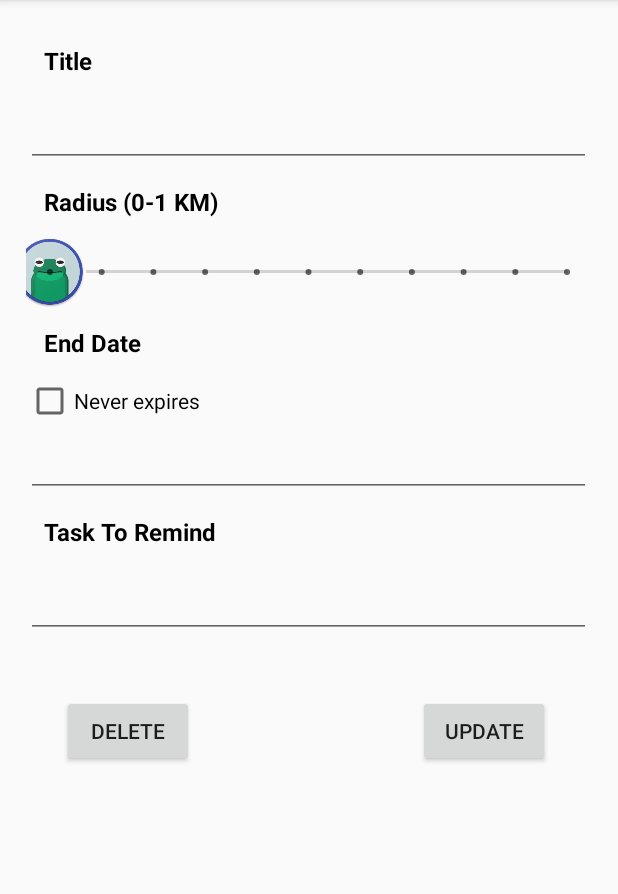
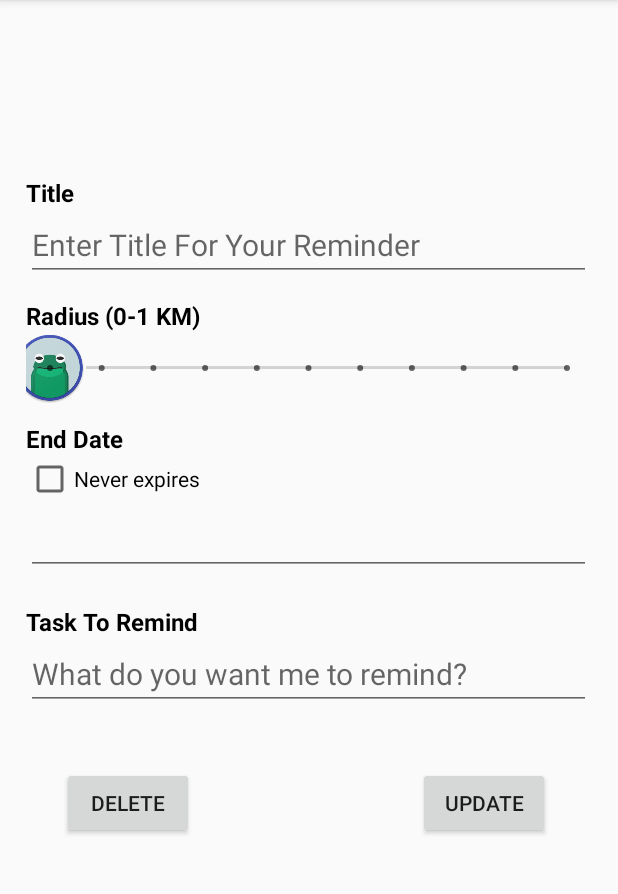
Before and after one commit to theflyingmachine/LeapFrog, an Android app: the ManageTask screen opened directly, with no data from a screen before it, on a phone screen of 412 x 824 dp, the part 84-978 px from its top. Run offline under Robolectric (Android 15) with nearby library versions, the phone set to English and light mode, and no system bars; 3 statements that could not run were skipped.

Commit message:
Address display added to Manage Task

```diff
--- a/app/src/main/java/com/ericabraham/leapfrog/Database/locationDatabase.java
+++ b/app/src/main/java/com/ericabraham/leapfrog/Database/locationDatabase.java
@@ -269,6 +269,8 @@ public class locationDatabase extends SQLiteOpenHelper {
             myTask[1] = cursor.getString(cursor.getColumnIndex(COLUMN_NAME_DATE));
             myTask[2] = cursor.getString(cursor.getColumnIndex(COLUMN_NAME_TODO));
             myTask[3] = cursor.getString(cursor.getColumnIndex(COLUMN_NAME_ID));
+            myTask[4] = cursor.getString(cursor.getColumnIndex(COLUMN_NAME_ADDRESS));
+            myTask[5] = cursor.getString(cursor.getColumnIndex(COLUMN_NAME_NAME));
         }
         cursor.close();
         return myTask;
--- a/app/src/main/java/com/ericabraham/leapfrog/Ui/ManageTask.java
+++ b/app/src/main/java/com/ericabraham/leapfrog/Ui/ManageTask.java
@@ -75,7 +75,8 @@ public class ManageTask extends AppCompatActivity {
 
 
         final locationDatabase db = new locationDatabase(this);
-
+        final TextView address = findViewById(R.id.address);
+        final TextView addressTitle = findViewById(R.id.addressTitle);
         final TextView title = findViewById(R.id.title_edittext);
         final SeekBar radius = findViewById(R.id.seekBar);
         final TextView date = findViewById(R.id.date);
@@ -86,6 +87,8 @@ public class ManageTask extends AppCompatActivity {
         String[] taskData = db.displayTask(id);
         int raduisData = db.displayRadius(id);
 
+        addressTitle.setText(taskData[5]);
+        address.setText(taskData[4]);
         title.setText(taskData[0]);
         radius.setProgress(raduisData);
         date.setText(taskData[1]);
--- a/app/src/main/res/layout/activity_manage_task.xml
+++ b/app/src/main/res/layout/activity_manage_task.xml
@@ -32,11 +32,31 @@
                 android:padding="15dp">
 
                 <TextView
-                    android:id="@+id/title_textview"
+                    android:id="@+id/addressTitle"
+                    android:layout_width="wrap_content"
+                    android:layout_height="wrap_content"
+                    android:layout_marginTop="12dp"
+                    android:text="Address Title"
+                    android:textColor="#000"
+                    android:textSize="@dimen/abc_action_bar_content_inset_material"
+                    android:textStyle="bold" />
+
+
+                <TextView
+                    android:id="@+id/address"
                     android:layout_width="wrap_content"
                     android:layout_height="wrap_content"
                     android:layout_margin="12dp"
                     android:layout_marginTop="12dp"
+                    android:text="Address"
+                    android:textColor="#000"
+                    android:textSize="@dimen/abc_action_bar_content_inset_material" />
+
+                <TextView
+                    android:id="@+id/title_textview"
+                    android:layout_width="wrap_content"
+                    android:layout_height="wrap_content"
+                    android:layout_marginTop="20dp"
                     android:text="Title"
                     android:textColor="#000"
                     android:textSize="@dimen/abc_action_bar_content_inset_material"
@@ -46,7 +66,7 @@
                     android:id="@+id/title_edittext"
                     android:layout_width="match_parent"
                     android:layout_height="wrap_content"
-                    android:contentDescription="Enter title for your reminder"
+                    android:hint="Enter Title For Your Reminder"
                     android:inputType="textAutoCorrect"
                     android:textSize="20sp" />
 
@@ -54,7 +74,6 @@
                     android:id="@+id/place_name_textview"
                     android:layout_width="wrap_content"
                     android:layout_height="wrap_content"
-                    android:layout_margin="12dp"
                     android:layout_marginTop="12dp"
                     android:text="Radius (0-1 KM)"
                     android:textColor="#000"
@@ -75,7 +94,6 @@
                     android:id="@+id/datetitle"
                     android:layout_width="wrap_content"
                     android:layout_height="wrap_content"
-                    android:layout_margin="12dp"
                     android:layout_marginTop="12dp"
                     android:text="End Date"
                     android:textColor="#000"
@@ -101,8 +119,7 @@
                     android:id="@+id/place_address_textview"
                     android:layout_width="wrap_content"
                     android:layout_height="wrap_content"
-                    android:layout_margin="12dp"
-                    android:layout_marginTop="12dp"
+                    android:layout_marginTop="20dp"
                     android:text="Task To Remind"
                     android:textColor="#000"
                     android:textSize="@dimen/abc_action_bar_content_inset_material"
@@ -115,6 +132,7 @@
                     android:layout_height="wrap_content"
                     android:clickable="false"
                     android:enabled="true"
+                    android:hint="What do you want me to remind?"
                     android:inputType="textAutoCorrect"
                     android:textSize="20sp"
                     android:visibility="visible" />
```
